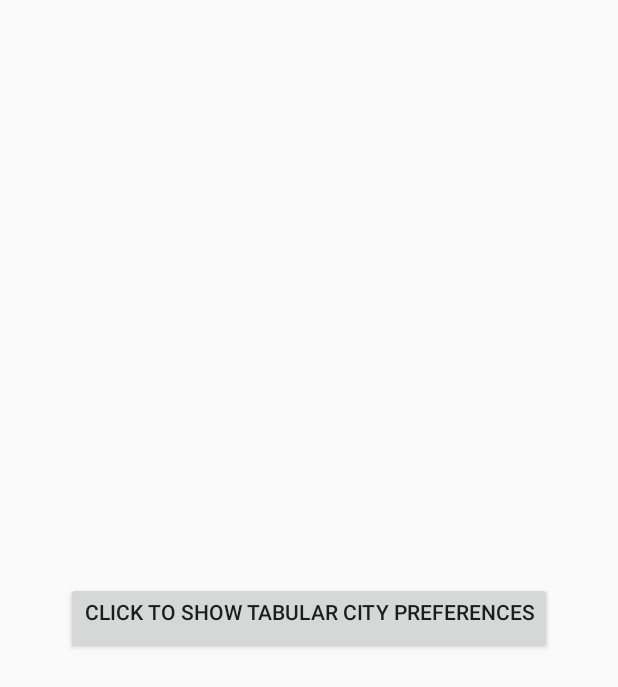
After one commit to kartik-ebay/scroll-preferences-poc, an Android app: the layout activity_landing.xml on its own in the app's theme, with its tools: preview values and no code run, on a phone screen of 412 x 824 dp. The commit adds this screen. Shown: the top 687 px of the screen. Run offline under Robolectric (Android 15) with nearby library versions, the phone set to English and light mode, and no system bars.

Commit message:
Show preferences

```diff
--- a/app/src/main/AndroidManifest.xml
+++ b/app/src/main/AndroidManifest.xml
@@ -5,17 +5,18 @@
     <application
         android:allowBackup="true"
         android:icon="@mipmap/ic_launcher"
-        android:label="@string/app_name"
         android:roundIcon="@mipmap/ic_launcher_round"
         android:supportsRtl="true"
         android:theme="@style/AppTheme">
-        <activity android:name=".MainActivity">
+        <activity android:name=".MainActivity" />
+        <activity android:name=".LandingActivity">
             <intent-filter>
                 <action android:name="android.intent.action.MAIN" />
 
                 <category android:name="android.intent.category.LAUNCHER" />
             </intent-filter>
         </activity>
+        <activity android:name=".SettingsActivity" android:label="@string/title_continent_cities" />
     </application>
 
 </manifest>
--- /dev/null
+++ b/app/src/main/res/layout/activity_landing.xml
@@ -0,0 +1,19 @@
+<?xml version="1.0" encoding="utf-8"?>
+<androidx.constraintlayout.widget.ConstraintLayout
+    xmlns:android="http://schemas.android.com/apk/res/android"
+    xmlns:app="http://schemas.android.com/apk/res-auto"
+    android:layout_width="match_parent"
+    android:layout_height="match_parent">
+    <Button
+        android:id="@+id/button_preference"
+        android:layout_width="wrap_content"
+        android:layout_height="wrap_content"
+        android:text="@string/click_to_tabular_preferences"
+        android:gravity="center_horizontal"
+        android:layout_margin="8dp"
+        app:layout_constraintBottom_toBottomOf="parent"
+        app:layout_constraintLeft_toLeftOf="parent"
+        app:layout_constraintTop_toTopOf="parent"
+        app:layout_constraintRight_toRightOf="parent"/>
+
+</androidx.constraintlayout.widget.ConstraintLayout>
--- a/app/src/main/res/values/strings.xml
+++ b/app/src/main/res/values/strings.xml
@@ -1,3 +1,5 @@
 <resources>
     <string name="app_name">Preferences</string>
+    <string name="click_to_tabular_preferences">Click to show tabular city preferences</string>
+    <string name="title_continent_cities">Continents &amp; Cities</string>
 </resources>
```
Also changed, not shown: app/src/main/assets/cities.json (+59 -41 lines), app/src/main/java/com/krishnanand/preferences/CitySettingsFragment.kt (added, +43 -0 lines), app/src/main/java/com/krishnanand/preferences/LandingActivity.kt (added, +21 -0 lines), app/src/main/java/com/krishnanand/preferences/MainRecyclerAdapter.kt (+4 -3 lines), app/src/main/java/com/krishnanand/preferences/Place.kt (added, +7 -0 lines), app/src/main/java/com/krishnanand/preferences/PlaceViewModel.kt (+10 -4 lines), app/src/main/java/com/krishnanand/preferences/PreferenceOption.kt (deleted, +0 -9 lines), app/src/main/java/com/krishnanand/preferences/SettingsActivity.kt (added, +11 -0 lines), app/src/main/res/layout/activity_settings.xml (added, +9 -0 lines).
